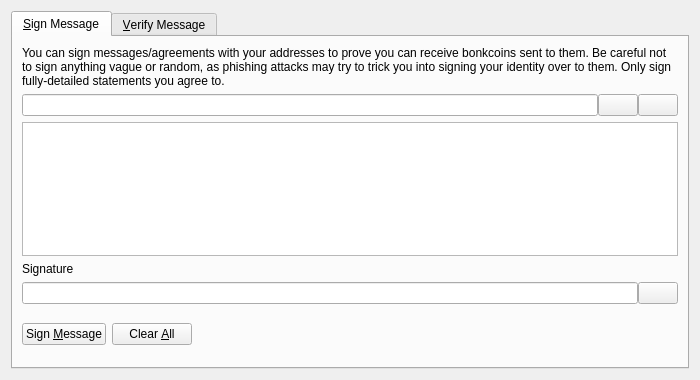
First picture: the form in src/qt/forms/signverifymessagedialog.ui, repository miner2046/Bonkcoin-core, before the edit.
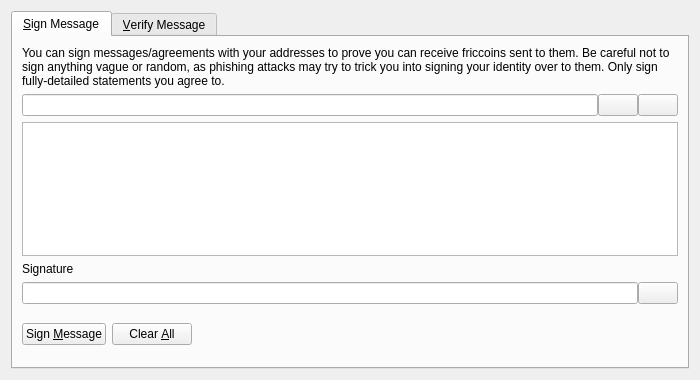
Second picture: the form after the edit. Icons and pictures are not drawn. Custom widgets are drawn as their Qt base class.

```diff
--- a/src/qt/forms/signverifymessagedialog.ui
+++ b/src/qt/forms/signverifymessagedialog.ui
@@ -30,7 +30,7 @@
        <item>
         <widget class="QLabel" name="infoLabel_SM">
          <property name="text">
-          <string>You can sign messages/agreements with your addresses to prove you can receive bonkcoins sent to them. Be careful not to sign anything vague or random, as phishing attacks may try to trick you into signing your identity over to them. Only sign fully-detailed statements you agree to.</string>
+          <string>You can sign messages/agreements with your addresses to prove you can receive friccoins sent to them. Be careful not to sign anything vague or random, as phishing attacks may try to trick you into signing your identity over to them. Only sign fully-detailed statements you agree to.</string>
          </property>
          <property name="textFormat">
           <enum>Qt::PlainText</enum>
```
